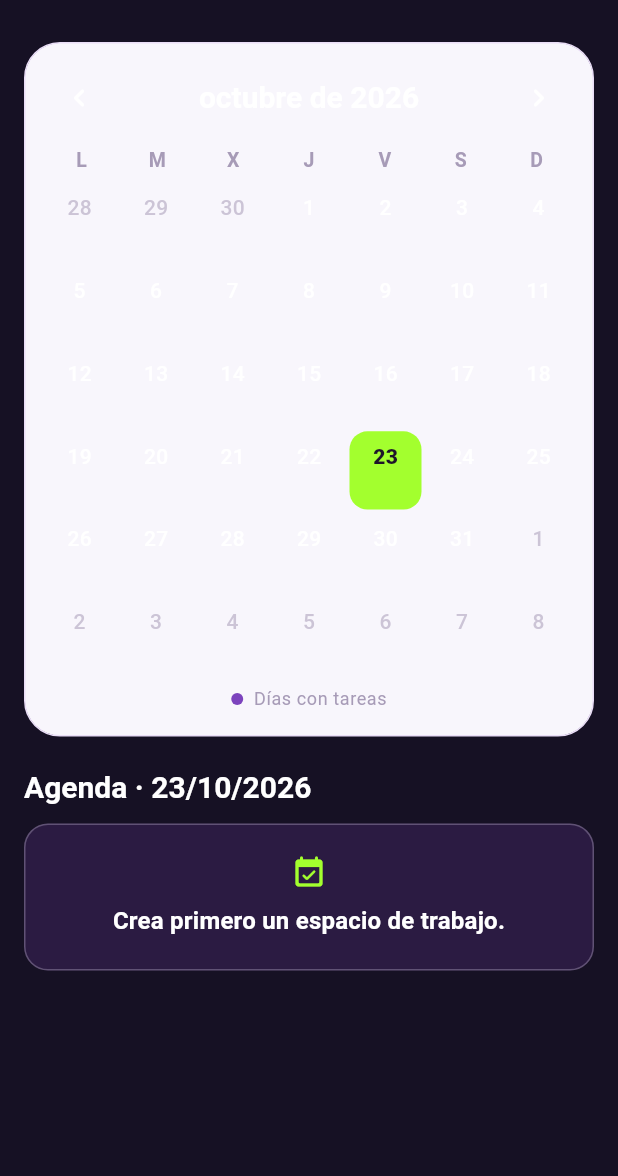
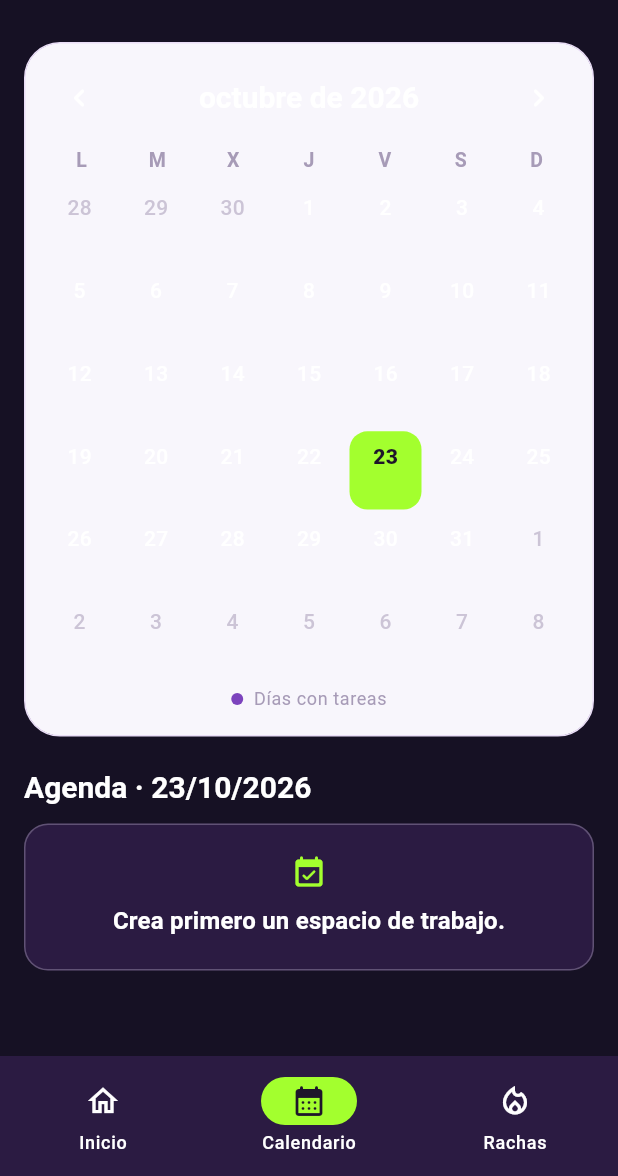
Before and after one commit to JoseMarca17/jota-parasite, a Flutter app: the CalendarPage screen opened directly with empty values, on a phone screen of 412 x 824 dp, the part 60-1236 px from its top. Run offline on Flutter 3.47's test engine with Material 3 defaults, Android fonts, the phone set to English and light mode, and no system bars; our stand-ins replace supabase_flutter; accounts and stored records are empty; network calls fail.

Commit message:
fix: add persistent bottom navigation

```diff
--- /dev/null
+++ b/lib/widgets/app_navigation_bar.dart
@@ -0,0 +1,41 @@
+import 'package:flutter/material.dart';
+
+enum AppDestination { home, calendar, streaks }
+
+class AppNavigationBar extends StatelessWidget {
+  const AppNavigationBar({
+    required this.selectedDestination,
+    required this.onDestinationSelected,
+    super.key,
+  });
+
+  final AppDestination selectedDestination;
+  final ValueChanged<AppDestination> onDestinationSelected;
+
+  @override
+  Widget build(BuildContext context) {
+    return NavigationBar(
+      selectedIndex: selectedDestination.index,
+      onDestinationSelected: (index) {
+        onDestinationSelected(AppDestination.values[index]);
+      },
+      destinations: const [
+        NavigationDestination(
+          icon: Icon(Icons.home_outlined),
+          selectedIcon: Icon(Icons.home_rounded),
+          label: 'Inicio',
+        ),
+        NavigationDestination(
+          icon: Icon(Icons.calendar_month_outlined),
+          selectedIcon: Icon(Icons.calendar_month_rounded),
+          label: 'Calendario',
+        ),
+        NavigationDestination(
+          icon: Icon(Icons.local_fire_department_outlined),
+          selectedIcon: Icon(Icons.local_fire_department_rounded),
+          label: 'Rachas',
+        ),
+      ],
+    );
+  }
+}
```
Also changed, not shown: lib/features/calendar/calendar_page.dart (+24 -0 lines), lib/features/home/home_dashboard_page.dart (+21 -71 lines), lib/features/streaks/streaks_page.dart (+27 -0 lines), 3 other files.
